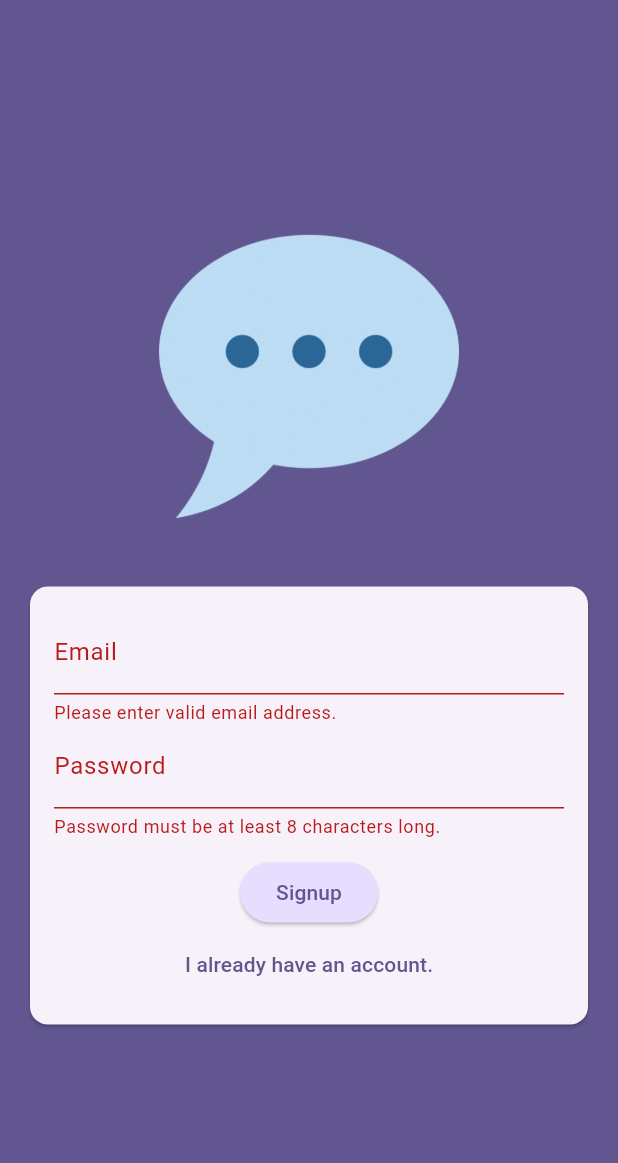
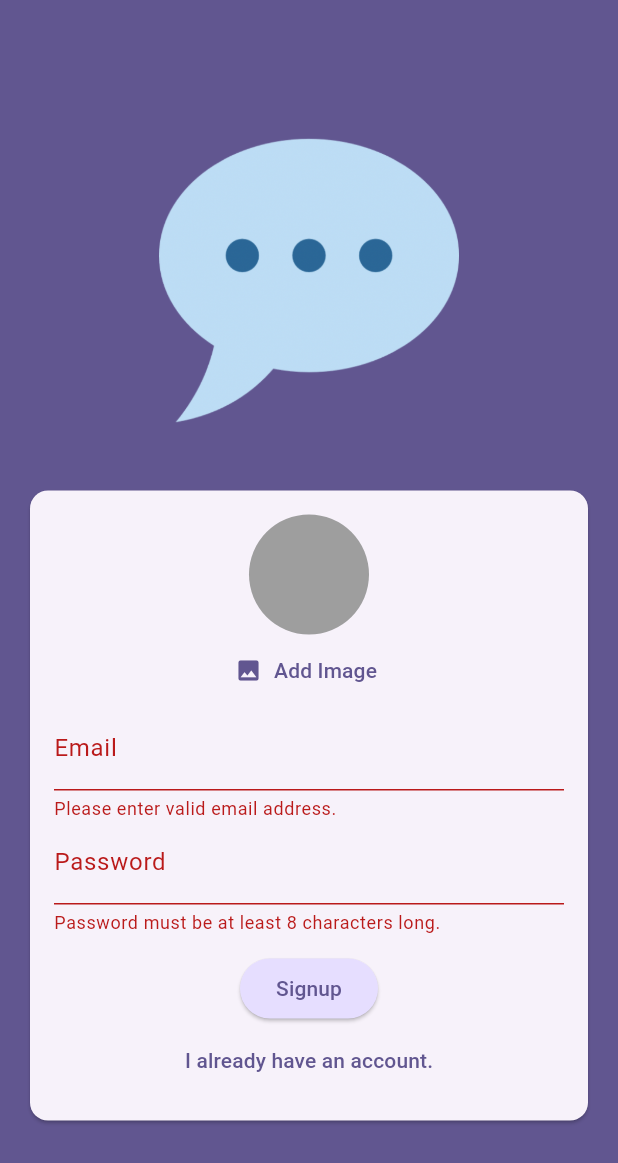
Before and after one commit to richie007dev/chat_app, a Flutter app: the screen it shows after launch, after a tap on "Login", after a tap on "Create an account.", on a phone screen of 412 x 824 dp. Shown: the top 1163 px of the screen. Run offline on Flutter 3.47's test engine with Material 3 defaults, Android fonts, the phone set to English and light mode, and no system bars; our stand-ins replace firebase_auth, firebase_core, image_picker; accounts and stored records are empty.

Commit message:
Using user_image_picker widget in auth screen.

```diff
--- a/lib/screens/auth.dart
+++ b/lib/screens/auth.dart
@@ -1,3 +1,4 @@
+import 'package:chat_app/widgets/user_image_picker.dart';
 import 'package:firebase_auth/firebase_auth.dart';
 import 'package:flutter/material.dart';
 
@@ -68,6 +69,8 @@ class _AuthScreenState extends State<AuthScreen> {
                       child: Column(
                         mainAxisSize: MainAxisSize.min,
                         children: [
+                          if(!_isLogin)
+                            UserImagePicker(),
                           TextFormField(
                             decoration: const InputDecoration(
                               labelText: "Email",
```
